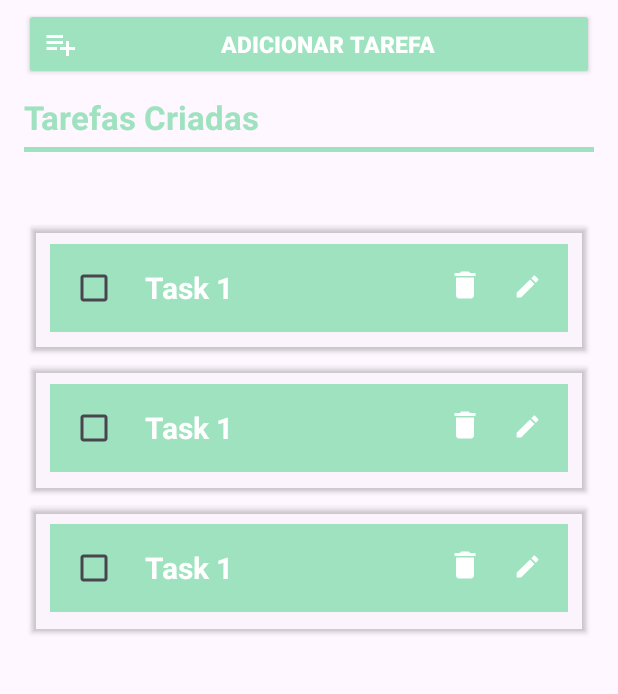
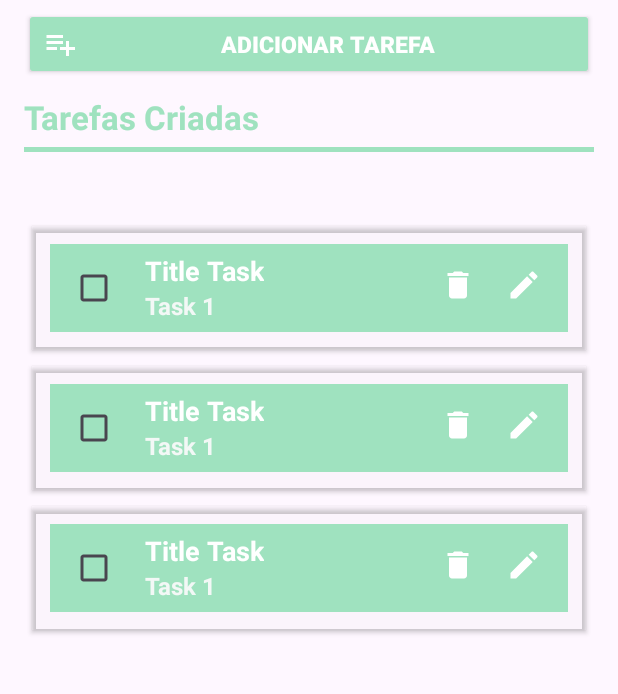
Before and after one commit to gabreucast/Projeto-To-Do-List, an Android app: the layout activity_main.xml on its own in the app's theme, with its tools: preview values and no code run, on a phone screen of 412 x 824 dp, the part 225-919 px from its top. Run offline under Robolectric (Android 15) with nearby library versions, the phone set to English and light mode, and no system bars.

Commit message:
adcionar 2 style e o titulo do task no fragment_task_list.xml

```diff
--- a/ProjetoToDoList/app/src/main/res/layout/fragment_completedtask_list.xml
+++ b/ProjetoToDoList/app/src/main/res/layout/fragment_completedtask_list.xml
@@ -16,7 +16,7 @@
 
         <!-- Título da nota deletada -->
         <androidx.appcompat.widget.AppCompatTextView
-            android:id="@+id/textView"
+            android:id="@+id/titleTC"
             style="@style/DeletedNoteTitleText"
             android:text="Notas Deletadas"
             app:layout_constraintStart_toStartOf="parent"
@@ -27,7 +27,7 @@
             android:id="@+id/imageView"
             style="@style/DeletedIconImageView"
             app:layout_constraintStart_toStartOf="parent"
-            app:layout_constraintTop_toBottomOf="@id/textView" />
+            app:layout_constraintTop_toBottomOf="@id/titleTC" />
 
         <!-- Indicador de status "Deletada" -->
         <androidx.appcompat.widget.AppCompatTextView
@@ -39,11 +39,11 @@
 
         <!-- Conteúdo da nota deletada -->
         <androidx.appcompat.widget.AppCompatTextView
-            android:id="@+id/taskTVCT"
+            android:id="@+id/taskTV"
             style="@style/DeletedNoteContentTextView"
             android:text="Conteúdo da nota deletada 1"
             app:layout_constraintStart_toEndOf="@id/imageView"
-            app:layout_constraintTop_toBottomOf="@id/textView" />
+            app:layout_constraintTop_toBottomOf="@id/titleTC" />
     </androidx.constraintlayout.widget.ConstraintLayout>
 
 </androidx.cardview.widget.CardView>
--- a/ProjetoToDoList/app/src/main/res/layout/fragment_task_list.xml
+++ b/ProjetoToDoList/app/src/main/res/layout/fragment_task_list.xml
@@ -3,7 +3,6 @@
     xmlns:app="http://schemas.android.com/apk/res-auto"
     android:layout_width="match_parent"
     android:layout_height="wrap_content"
-    xmlns:tools="http://schemas.android.com/tools"
     android:layout_margin="5dp"
     android:orientation="horizontal"
     android:padding="2dp"
@@ -23,12 +22,19 @@
             style="@style/TaskCheckBoxStyle"
             android:layout_alignParentStart="true" />
 
-        <!-- Texto da tarefa -->
+        <!-- Titulo da tarefa -->
         <androidx.appcompat.widget.AppCompatTextView
-            android:id="@+id/taskTextView1"
+            android:id="@+id/titleTV"
             style="@style/TaskTextViewStyle"
-            android:layout_marginTop="10dp"
-            android:layout_toEndOf="@+id/checkTask1"
+            android:layout_toEndOf="@id/checkTask1"
+            android:text="Title Task" />
+
+            <!-- Texto da tarefa -->
+        <androidx.appcompat.widget.AppCompatTextView
+            android:id="@+id/taskTV"
+            style="@style/TaskTextView"
+            android:layout_below="@id/titleTV"
+            android:layout_toEndOf="@id/checkTask1"
             android:text="Task 1" />
 
         <!-- Botão para editar a tarefa -->
@@ -43,11 +49,12 @@
         <ImageView
             android:id="@+id/deleteTask1"
             style="@style/DeleteTaskImageViewStyle"
-            android:layout_alignParentEnd="@+id/editTask1"
+            android:layout_alignParentEnd="@id/editTask1"
             android:layout_marginTop="10dp"
             android:layout_marginEnd="20dp"
-            android:layout_toStartOf="@+id/editTask1"
+            android:layout_toStartOf="@id/editTask1"
             android:contentDescription="@string/buttonDeleteTask" />
     </RelativeLayout>
 
+
 </androidx.cardview.widget.CardView>
--- a/ProjetoToDoList/app/src/main/res/values/styles.xml
+++ b/ProjetoToDoList/app/src/main/res/values/styles.xml
@@ -130,14 +130,25 @@
         <item name="android:layout_height">wrap_content</item>
         <item name="android:paddingStart">10dp</item>
         <item name="android:textColor">@color/letraColor</item>
-        <item name="android:textSize">20sp</item>
+        <item name="android:textSize">18sp</item>
         <item name="android:textStyle">bold</item>
+        <item name="android:layout_toEndOf">@id/checkTask1</item>
+    </style>
+
+    <!-- Style para los textos de tarea -->
+    <style name="TaskTextView">
+        <item name="android:layout_width">wrap_content</item>
+        <item name="android:layout_height">wrap_content</item>
+        <item name="android:textColor">@color/titleColor</item>
+        <item name="android:paddingStart">10dp</item>
+        <item name="android:textStyle">bold</item>
+        <item name="android:textSize">16sp</item>
     </style>
 
     <!-- style para o ImageView do botão de editar tarefa fragment_list -->
     <style name="EditTaskImageViewStyle">
-        <item name="android:layout_width">19dp</item>
-        <item name="android:layout_height">26dp</item>
+        <item name="android:layout_width">wrap_content</item>
+        <item name="android:layout_height">wrap_content</item>
         <item name="android:layout_marginEnd">12dp</item>
         <item name="android:src">@drawable/baseline_edit_24</item>
     </style>
```
